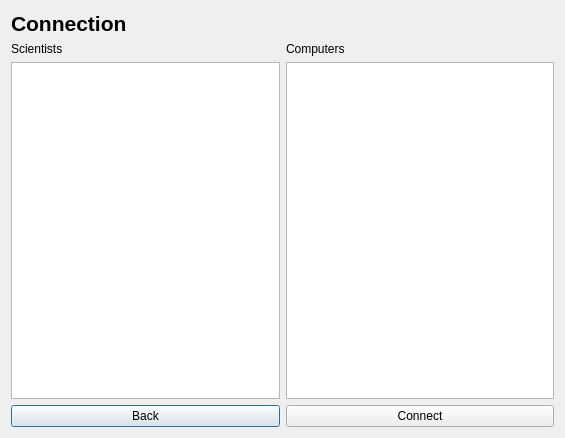
Before: the Qt Designer form scientistconnect.ui in AndriM/Vika3, drawn with Qt 5.
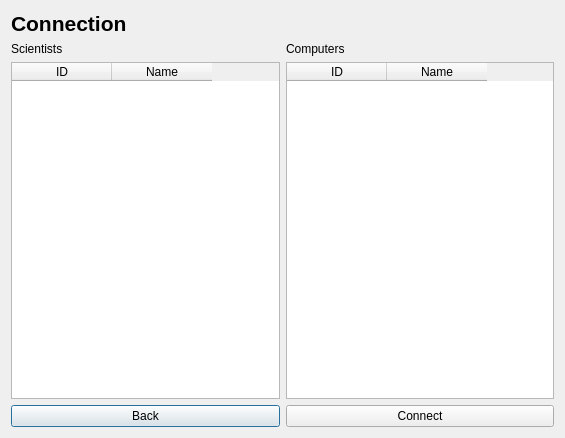
After: the same form once the commit is applied.

What changed in the file:
```diff
--- a/scientistconnect.ui
+++ b/scientistconnect.ui
@@ -49,10 +49,53 @@
     </widget>
    </item>
    <item row="2" column="0">
-    <widget class="QTableWidget" name="sci_table"/>
+    <widget class="QTableWidget" name="sci_table">
+     <property name="showGrid">
+      <bool>false</bool>
+     </property>
+     <property name="sortingEnabled">
+      <bool>true</bool>
+     </property>
+     <attribute name="verticalHeaderVisible">
+      <bool>false</bool>
+     </attribute>
+     <attribute name="verticalHeaderCascadingSectionResizes">
+      <bool>true</bool>
+     </attribute>
+     <column>
+      <property name="text">
+       <string>ID</string>
+      </property>
+     </column>
+     <column>
+      <property name="text">
+       <string>Name</string>
+      </property>
+     </column>
+    </widget>
    </item>
    <item row="2" column="1">
-    <widget class="QTableWidget" name="comp_table"/>
+    <widget class="QTableWidget" name="comp_table">
+     <property name="showGrid">
+      <bool>false</bool>
+     </property>
+     <property name="sortingEnabled">
+      <bool>true</bool>
+     </property>
+     <attribute name="verticalHeaderVisible">
+      <bool>false</bool>
+     </attribute>
+     <column>
+      <property name="text">
+       <string>ID</string>
+      </property>
+     </column>
+     <column>
+      <property name="text">
+       <string>Name</string>
+      </property>
+     </column>
+    </widget>
    </item>
    <item row="3" column="0">
     <widget class="QPushButton" name="backButton">
```
